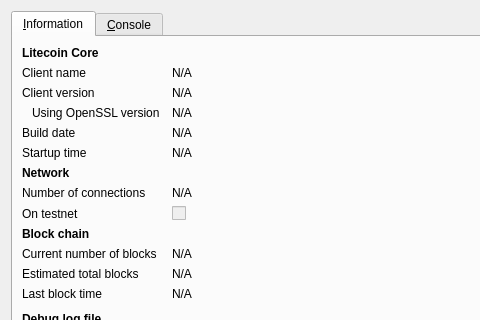
The window that src/qt/forms/rpcconsole.ui (EuphoricCoin/Euphoric-Coin) describes before a commit, drawn with Qt 5; both pictures show x 0 to 480 and y 0 to 320 of the 740 by 450 pixel window.
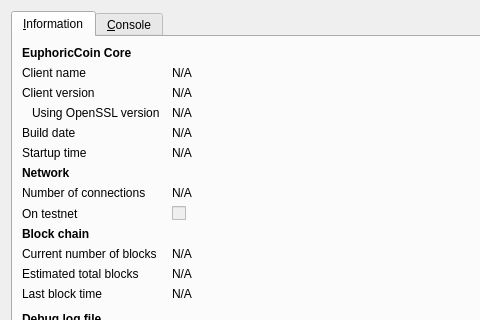
The same window after the commit. Icons and pictures are not drawn.

```diff
--- a/src/qt/forms/rpcconsole.ui
+++ b/src/qt/forms/rpcconsole.ui
@@ -36,7 +36,7 @@
           </font>
          </property>
          <property name="text">
-          <string>Litecoin Core</string>
+          <string>EuphoricCoin Core</string>
          </property>
         </widget>
        </item>
```
Left out of the diff: 6 changed lines with no effect on the pictures.
